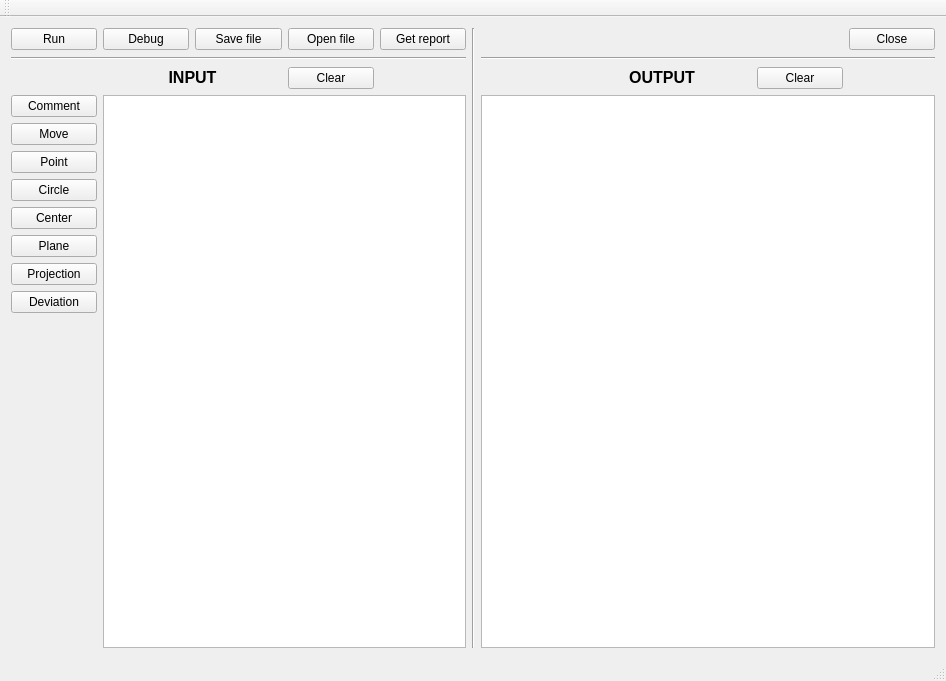
Qt form CommandInterpreterQt.ui (Sotilite/CommandInterpreterQt) before a commit.
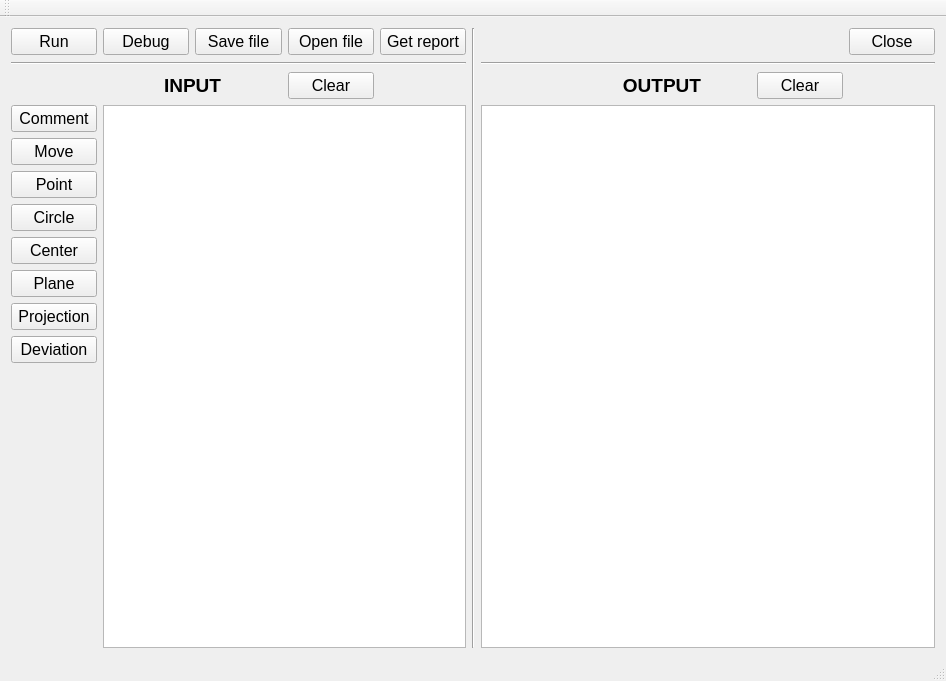
The same form after that commit.

Commit message: CommandInterpreterQt-v.2.0

The edit to the form file:
```diff
--- a/CommandInterpreterQt.ui
+++ b/CommandInterpreterQt.ui
@@ -19,6 +19,11 @@
      <layout class="QGridLayout" name="gridLayout_3">
       <item row="5" column="0">
        <widget class="QPushButton" name="pointButton">
+        <property name="font">
+         <font>
+          <pointsize>12</pointsize>
+         </font>
+        </property>
         <property name="text">
          <string>Point</string>
         </property>
@@ -26,6 +31,11 @@
       </item>
       <item row="4" column="0">
        <widget class="QPushButton" name="moveButton">
+        <property name="font">
+         <font>
+          <pointsize>12</pointsize>
+         </font>
+        </property>
         <property name="text">
          <string>Move</string>
         </property>
@@ -65,6 +75,11 @@
       </item>
       <item row="8" column="0">
        <widget class="QPushButton" name="planeButton">
+        <property name="font">
+         <font>
+          <pointsize>12</pointsize>
+         </font>
+        </property>
         <property name="text">
          <string>Plane</string>
         </property>
@@ -72,6 +87,11 @@
       </item>
       <item row="2" column="3">
        <widget class="QPushButton" name="clearInputButton">
+        <property name="font">
+         <font>
+          <pointsize>12</pointsize>
+         </font>
+        </property>
         <property name="text">
          <string>Clear</string>
         </property>
@@ -79,6 +99,11 @@
       </item>
       <item row="0" column="1">
        <widget class="QPushButton" name="debugButton">
+        <property name="font">
+         <font>
+          <pointsize>12</pointsize>
+         </font>
+        </property>
         <property name="text">
          <string>Debug</string>
         </property>
@@ -86,6 +111,11 @@
       </item>
       <item row="6" column="0">
        <widget class="QPushButton" name="circleButton">
+        <property name="font">
+         <font>
+          <pointsize>12</pointsize>
+         </font>
+        </property>
         <property name="text">
          <string>Circle</string>
         </property>
@@ -93,6 +123,11 @@
       </item>
       <item row="9" column="0">
        <widget class="QPushButton" name="projectionButton">
+        <property name="font">
+         <font>
+          <pointsize>12</pointsize>
+         </font>
+        </property>
         <property name="text">
          <string>Projection</string>
         </property>
@@ -100,6 +135,11 @@
       </item>
       <item row="3" column="0">
        <widget class="QPushButton" name="commentButton">
+        <property name="font">
+         <font>
+          <pointsize>12</pointsize>
+         </font>
+        </property>
         <property name="text">
          <string>Comment</string>
         </property>
@@ -107,6 +147,11 @@
       </item>
       <item row="0" column="4">
        <widget class="QPushButton" name="getReportButton">
+        <property name="font">
+         <font>
+          <pointsize>12</pointsize>
+         </font>
+        </property>
         <property name="text">
          <string>Get report</string>
         </property>
@@ -116,7 +161,7 @@
        <widget class="QPushButton" name="runButton">
         <property name="font">
          <font>
-          <pointsize>9</pointsize>
+          <pointsize>12</pointsize>
          </font>
         </property>
         <property name="styleSheet">
@@ -129,6 +174,11 @@
       </item>
       <item row="7" column="0">
        <widget class="QPushButton" name="centerButton">
+        <property name="font">
+         <font>
+          <pointsize>12</pointsize>
+         </font>
+        </property>
         <property name="text">
          <string>Center</string>
         </property>
@@ -136,6 +186,11 @@
       </item>
       <item row="0" column="2">
        <widget class="QPushButton" name="saveFileButton">
+        <property name="font">
+         <font>
+          <pointsize>12</pointsize>
+         </font>
+        </property>
         <property name="text">
          <string>Save file</string>
         </property>
@@ -145,7 +200,7 @@
        <widget class="QLabel" name="label">
         <property name="font">
          <font>
-          <pointsize>12</pointsize>
+          <pointsize>14</pointsize>
           <bold>true</bold>
          </font>
         </property>
@@ -165,6 +220,11 @@
       </item>
       <item row="10" column="0">
        <widget class="QPushButton" name="deviationButton">
+        <property name="font">
+         <font>
+          <pointsize>12</pointsize>
+         </font>
+        </property>
         <property name="text">
          <string>Deviation</string>
         </property>
@@ -172,6 +232,11 @@
       </item>
       <item row="0" column="3">
        <widget class="QPushButton" name="openFileButton">
+        <property name="font">
+         <font>
+          <pointsize>12</pointsize>
+         </font>
+        </property>
         <property name="text">
          <string>Open file</string>
         </property>
@@ -205,7 +270,7 @@
        <widget class="QLabel" name="label_2">
         <property name="font">
          <font>
-          <pointsize>12</pointsize>
+          <pointsize>14</pointsize>
           <bold>true</bold>
          </font>
         </property>
@@ -219,6 +284,11 @@
       </item>
       <item row="4" column="3">
        <widget class="QPushButton" name="clearOutputButton">
+        <property name="font">
+         <font>
+          <pointsize>12</pointsize>
+         </font>
+        </property>
         <property name="text">
          <string>Clear</string>
         </property>
@@ -257,6 +327,11 @@
       </item>
       <item row="1" column="4">
        <widget class="QPushButton" name="pushButton_2">
+        <property name="font">
+         <font>
+          <pointsize>12</pointsize>
+         </font>
+        </property>
         <property name="text">
          <string>Close</string>
         </property>
```
The commit also changes 55 other files.
